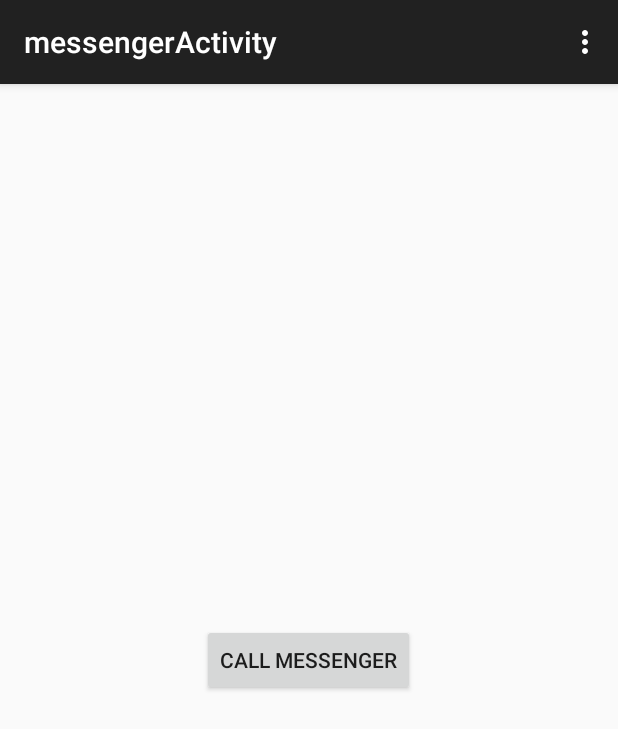
After one commit to JShimmm/HackTheNorth2015, an Android app: the messengerActivity screen opened directly, with no data from a screen before it, on a phone screen of 412 x 824 dp. The commit adds this screen. Shown: the top 729 px of the screen. Run offline under Robolectric (Android 15) with nearby library versions, the phone set to English and light mode, and no system bars.

Commit message:
start fb messenger

```diff
--- a/Quickie/app/src/main/java/quickie/hackthenorth/com/quickie/MainActivity.java
+++ b/Quickie/app/src/main/java/quickie/hackthenorth/com/quickie/MainActivity.java
@@ -44,6 +44,7 @@ public class MainActivity extends ActionBarActivity implements
     private TextView info;
     private LoginButton loginButton;
     private CallbackManager callbackManager;
+    private String fbUserId;
 
     ParseApplication parseApp;
     GoogleApiClient mGoogleApiClient;
@@ -64,6 +65,7 @@ public class MainActivity extends ActionBarActivity implements
         loginButton.registerCallback(callbackManager, new FacebookCallback<LoginResult>() {
             @Override
             public void onSuccess(LoginResult loginResult) {
+                fbUserId = loginResult.getAccessToken().getUserId();
                 info.setText(
                         "User ID: "
                                 + loginResult.getAccessToken().getUserId()
@@ -72,9 +74,9 @@ public class MainActivity extends ActionBarActivity implements
                                 + loginResult.getAccessToken().getToken()
                 );
 
-//                Intent myIntent = new Intent(CurrentActivity.this, NextActivity.class);
-//                myIntent.putExtra("key", value); //Optional parameters
-//                CurrentActivity.this.startActivity(myIntent);
+                Intent myIntent = new Intent(MainActivity.this, messengerActivity.class);
+                //myIntent.putExtra("key", value); //Optional parameters
+                MainActivity.this.startActivity(myIntent);
             }
 
             @Override
--- /dev/null
+++ b/Quickie/app/src/main/java/quickie/hackthenorth/com/quickie/messengerActivity.java
@@ -0,0 +1,49 @@
+package quickie.hackthenorth.com.quickie;
+
+import android.content.Intent;
+import android.net.Uri;
+import android.support.v7.app.AppCompatActivity;
+import android.os.Bundle;
+import android.view.Menu;
+import android.view.MenuItem;
+import android.view.View;
+import android.widget.Button;
+
+public class messengerActivity extends AppCompatActivity {
+
+    @Override
+    protected void onCreate(Bundle savedInstanceState) {
+        super.onCreate(savedInstanceState);
+        setContentView(R.layout.activity_messenger);
+
+        final Button openMessenger = (Button) findViewById(R.id.messenger_button);
+        openMessenger.setOnClickListener(new View.OnClickListener() {
+            public void onClick(View v) {
+                String userId = "656030472";
+                startActivity(new Intent(Intent.ACTION_VIEW, Uri.parse("fb://messaging/" + userId)));
+            }
+        });
+    }
+
+    @Override
+    public boolean onCreateOptionsMenu(Menu menu) {
+        // Inflate the menu; this adds items to the action bar if it is present.
+        getMenuInflater().inflate(R.menu.menu_messenger, menu);
+        return true;
+    }
+
+    @Override
+    public boolean onOptionsItemSelected(MenuItem item) {
+        // Handle action bar item clicks here. The action bar will
+        // automatically handle clicks on the Home/Up button, so long
+        // as you specify a parent activity in AndroidManifest.xml.
+        int id = item.getItemId();
+
+        //noinspection SimplifiableIfStatement
+        if (id == R.id.action_settings) {
+            return true;
+        }
+
+        return super.onOptionsItemSelected(item);
+    }
+}
--- /dev/null
+++ b/Quickie/app/src/main/res/layout/activity_messenger.xml
@@ -0,0 +1,17 @@
+<RelativeLayout xmlns:android="http://schemas.android.com/apk/res/android"
+    xmlns:tools="http://schemas.android.com/tools" android:layout_width="match_parent"
+    android:layout_height="match_parent" android:paddingLeft="@dimen/activity_horizontal_margin"
+    android:paddingRight="@dimen/activity_horizontal_margin"
+    android:paddingTop="@dimen/activity_vertical_margin"
+    android:paddingBottom="@dimen/activity_vertical_margin"
+    tools:context="quickie.hackthenorth.com.quickie.messengerActivity">
+
+
+    <Button
+        android:layout_width="wrap_content"
+        android:layout_height="wrap_content"
+        android:text="call messenger"
+        android:id="@+id/messenger_button"
+        android:layout_centerVertical="true"
+        android:layout_centerHorizontal="true" />
+</RelativeLayout>
--- /dev/null
+++ b/Quickie/app/src/main/res/menu/menu_messenger.xml
@@ -0,0 +1,7 @@
+<menu xmlns:android="http://schemas.android.com/apk/res/android"
+    xmlns:app="http://schemas.android.com/apk/res-auto"
+    xmlns:tools="http://schemas.android.com/tools"
+    tools:context="quickie.hackthenorth.com.quickie.messengerActivity">
+    <item android:id="@+id/action_settings" android:title="@string/action_settings"
+        android:orderInCategory="100" app:showAsAction="never" />
+</menu>
```
